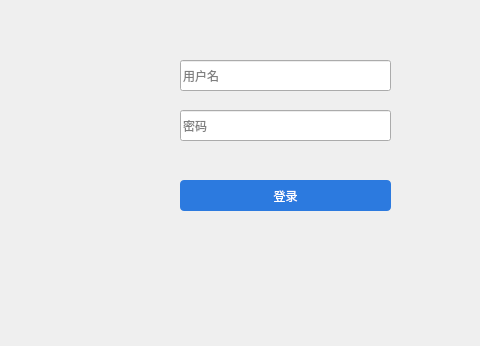
This is component/logininform.ui in tech-flyflypig/HQ_Battery as Qt 5 draws it before an edit; both pictures show x 120 to 600 and y 150 to 496 of the 780 by 496 pixel window. The edited form follows.
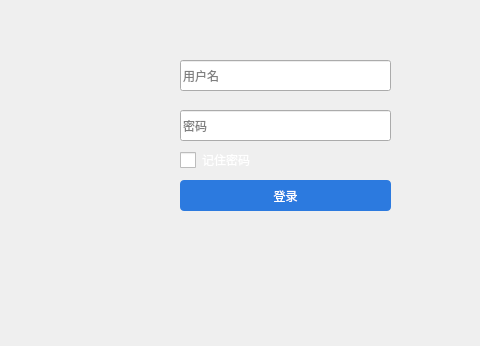
This is the edited form. Icons and pictures are not drawn.

Commit message: 新增记住密码功能，支持保存和加载用户名及密码设置；更新登录界面，添加“记住密码”复选框。

What changed in the file:
```diff
--- a/component/logininform.ui
+++ b/component/logininform.ui
@@ -63,6 +63,30 @@
      <string>密码</string>
     </property>
    </widget>
+   <widget class="QCheckBox" name="checkBox_rememberPassword">
+    <property name="geometry">
+     <rect>
+      <x>90</x>
+      <y>180</y>
+      <width>120</width>
+      <height>20</height>
+     </rect>
+    </property>
+    <property name="styleSheet">
+     <string notr="true">QCheckBox {
+    color: white;
+    font: 10pt &quot;微软雅黑&quot;;
+}
+
+QCheckBox::indicator {
+    width: 16px;
+    height: 16px;
+}</string>
+    </property>
+    <property name="text">
+     <string>记住密码</string>
+    </property>
+   </widget>
    <widget class="QPushButton" name="pushButton">
     <property name="geometry">
      <rect>
```
The commit also changes 6 other files.
